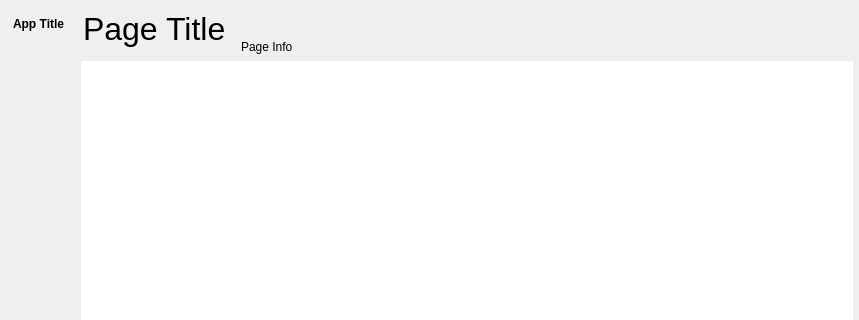
Above: src/conan_app_launcher/ui/fluent_window/fluent_window.ui from goszpeti/conan_explorer before the change; both pictures show x 0 to 859 and y 0 to 320 of the 859 by 824 pixel window. Below: the same form after it.
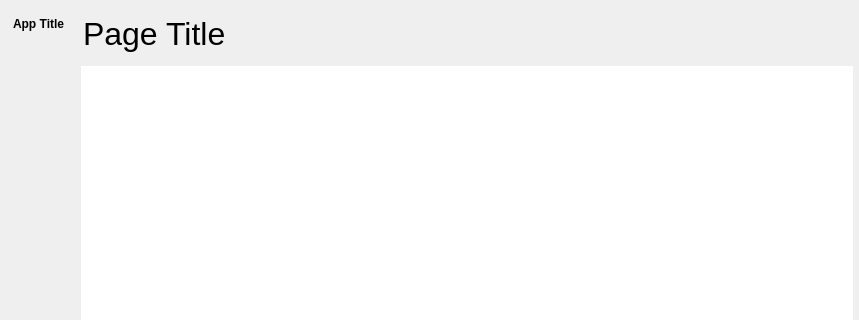
That is the form after the change. Icons and pictures are not drawn.

Commit message: * Add foldable Remote list * Minor rework of fluent gui sizes * App Edit Dialog expands on long args * Prototype ui for new AppLinks * Fix double opening on AppLinks

Diff of the .ui file:
```diff
--- a/src/conan_app_launcher/ui/fluent_window/fluent_window.ui
+++ b/src/conan_app_launcher/ui/fluent_window/fluent_window.ui
@@ -238,7 +238,7 @@
                   <property name="maximumSize">
                    <size>
                     <width>150</width>
-                    <height>45</height>
+                    <height>60</height>
                    </size>
                   </property>
                   <property name="layoutDirection">
@@ -268,7 +268,7 @@
                      <property name="minimumSize">
                       <size>
                        <width>50</width>
-                       <height>30</height>
+                       <height>60</height>
                       </size>
                      </property>
                      <property name="text">
@@ -289,7 +289,7 @@
                      <property name="minimumSize">
                       <size>
                        <width>50</width>
-                       <height>30</height>
+                       <height>60</height>
                       </size>
                      </property>
                      <property name="text">
@@ -310,7 +310,7 @@
                      <property name="minimumSize">
                       <size>
                        <width>50</width>
-                       <height>30</height>
+                       <height>60</height>
                       </size>
                      </property>
                      <property name="text">
@@ -329,13 +329,6 @@
                   </layout>
                  </widget>
                 </item>
-                <item>
-                 <widget class="QLabel" name="page_info_label">
-                  <property name="text">
-                   <string>Page Info</string>
-                  </property>
-                 </widget>
-                </item>
                </layout>
               </widget>
              </item>
@@ -434,7 +427,7 @@
                   <number>2</number>
                  </property>
                  <property name="topMargin">
-                  <number>5</number>
+                  <number>0</number>
                  </property>
                  <property name="rightMargin">
                   <number>0</number>
```
Left out of the diff: 8 changed lines with no effect on the pictures. The commit also changes 17 other files.
